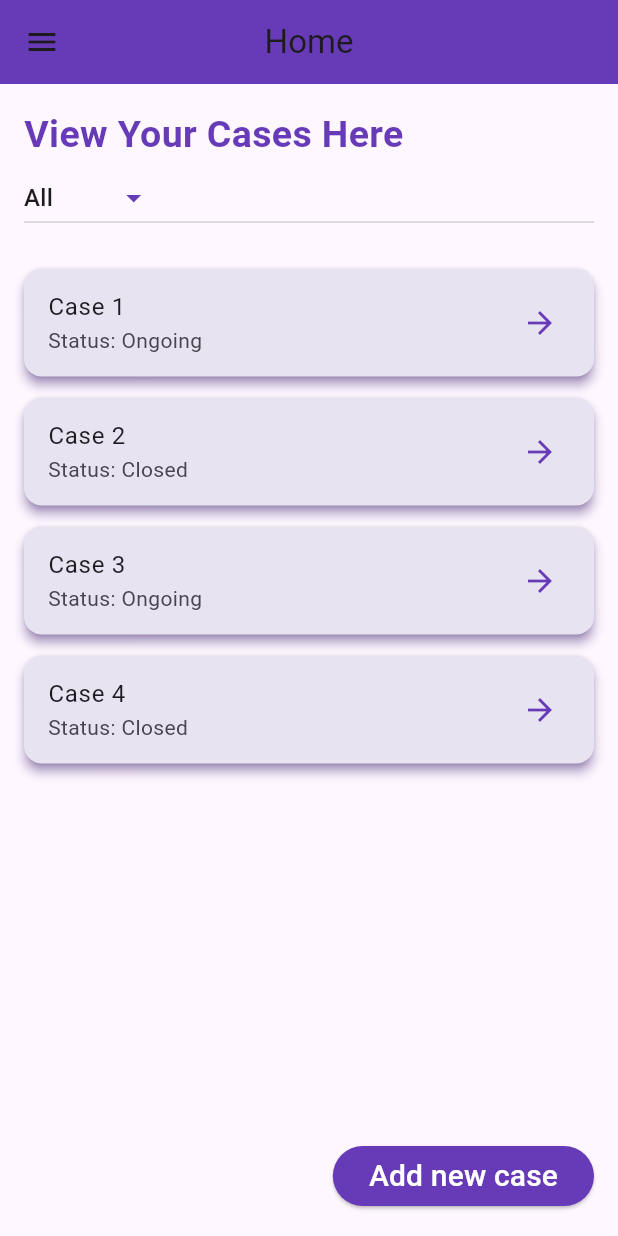
After one commit to kavyaaa-1/sih, a Flutter app: the PrisonDashboard screen opened directly, on a phone screen of 412 x 824 dp. The commit adds this screen. Run offline on Flutter 3.47's test engine with Material 2 defaults, Android fonts, the phone set to English and light mode, and no system bars; missing offline and left inert: mongo_dart.

Commit message:
prison login and home pages

```diff
--- /dev/null
+++ b/lib/screens/prison_dashboard.dart
@@ -0,0 +1,197 @@
+import 'package:flutter/material.dart';
+import 'package:sih_project/screens/add_case.dart';
+import 'package:sih_project/screens/assign_lawyer.dart';
+
+class Case {
+  final String id;
+  final String caseName;
+  final bool isClosed;
+
+  Case(this.id, this.caseName, this.isClosed);
+}
+
+class ListTileWithNavigation extends StatelessWidget {
+  final String title;
+  final String subtitle;
+  final Widget destinationPage;
+
+  ListTileWithNavigation(
+      {required this.title,
+      required this.subtitle,
+      required this.destinationPage});
+
+  @override
+  Widget build(BuildContext context) {
+    return Card(
+      elevation: 3,
+      margin: EdgeInsets.symmetric(vertical: 7),
+      color: Color.fromARGB(255, 232, 227, 241),
+      shadowColor: Colors.deepPurple,
+      child: ListTile(
+        title: Text(title),
+        subtitle: Text(subtitle),
+        trailing: Icon(
+          Icons.arrow_forward,
+          color: Colors.deepPurple,
+        ), // Arrow icon on the right corner
+        onTap: () {
+          // Navigate to the destination page when the list tile is tapped
+          Navigator.push(
+            context,
+            MaterialPageRoute(builder: (context) => destinationPage),
+          );
+        },
+      ),
+    );
+  }
+}
+
+class PrisonDashboard extends StatefulWidget {
+  @override
+  _PrisonDashboardState createState() => _PrisonDashboardState();
+}
+
+class _PrisonDashboardState extends State<PrisonDashboard> {
+  String _selectedFilter = 'All';
+
+  final List<Case> _cases = [
+    Case('1', 'Case 1', false),
+    Case('2', 'Case 2', true),
+    Case('3', 'Case 3', false),
+    Case('4', 'Case 4', true),
+  ];
+
+  List<Case> getFilteredCases() {
+    if (_selectedFilter == 'All') {
+      return _cases;
+    } else if (_selectedFilter == 'Ongoing') {
+      return _cases.where((c) => !c.isClosed).toList();
+    } else {
+      return _cases.where((c) => c.isClosed).toList();
+    }
+  }
+
+  @override
+  Widget build(BuildContext context) {
+    final filteredCases = getFilteredCases();
+
+    return Scaffold(
+      appBar: AppBar(
+        title: const Text('Home'),
+        centerTitle: true,
+        backgroundColor: Colors.deepPurple,
+      ),
+      drawer: Drawer(
+        child: ListView(
+          padding: EdgeInsets.zero,
+          children: [
+            const DrawerHeader(
+              decoration: BoxDecoration(
+                color: Colors.deepPurple,
+              ),
+              child: Text(''),
+            ),
+            ListTile(
+              leading: const Icon(
+                Icons.home,
+              ),
+              title: Text("Home Page"),
+              onTap: () {
+                Navigator.push(
+                  context,
+                  MaterialPageRoute(
+                    builder: (context) => PrisonDashboard(),
+                  ),
+                );
+              },
+            ),
+            ListTile(
+              leading: Icon(Icons.edit),
+              title: Text("Enter new case details"),
+              onTap: () {
+                Navigator.push(
+                  context,
+                  MaterialPageRoute(builder: (context) => CaseInfoForm()),
+                );
+              },
+            ),
+          ],
+        ),
+      ),
+      body: Stack(children: [
+        Padding(
+          padding: EdgeInsets.all(16.0),
+          child: Column(
+            crossAxisAlignment: CrossAxisAlignment.stretch,
+            children: [
+              const Text("View Your Cases Here",
+                  style: TextStyle(
+                      fontSize: 25.0,
+                      fontWeight: FontWeight.bold,
+                      color: Colors.deepPurple)),
+              Container(
+                // padding: EdgeInsets.all(8.0),
+                // decoration: const BoxDecoration(
+                //   color: Color.fromARGB(255, 240, 223, 243),
+                // ),
+                child: DropdownButton<String>(
+                  iconEnabledColor: Colors.deepPurple,
+                  value: _selectedFilter,
+                  onChanged: (newValue) {
+                    setState(() {
+                      _selectedFilter = newValue!;
+                    });
+                  },
+                  items: ['All', 'Ongoing', 'Closed']
+                      .map((filter) => DropdownMenuItem<String>(
+                            value: filter,
+                            child: Text(filter),
+                          ))
+                      .toList(),
+                ),
+              ),
+              SizedBox(height: 16.0),
+              Expanded(
+                child: ListView.builder(
+                  itemCount: filteredCases.length,
+                  itemBuilder: (context, index) {
+                    final caseItem = filteredCases[index];
+                    String casestatus =
+                        'Status: ${caseItem.isClosed ? 'Closed' : 'Ongoing'}';
+                    return ListTileWithNavigation(
+                      title: caseItem.caseName,
+                      subtitle: casestatus,
+                      destinationPage:
+                          CaseConfirmationPage(), //redirect to case PrisonDashboard
+                    );
+                  },
+                ),
+              ),
+              Align(
+                alignment: Alignment.bottomRight,
+                child: ElevatedButton(
+                  onPressed: () {
+                    Navigator.push(
+                      context,
+                      MaterialPageRoute(builder: (context) => CaseInfoForm()),
+                    );
+                  },
+                  style: ElevatedButton.styleFrom(
+                    backgroundColor: Colors.deepPurple,
+                  ),
+                  child: const Text(
+                    "Add new case",
+                    style: TextStyle(
+                      fontSize: 20.0,
+                      color: Colors.white,
+                    ),
+                  ),
+                ),
+              ),
+            ],
+          ),
+        ),
+      ]),
+    );
+  }
+}
--- a/lib/screens/select_user_type.dart
+++ b/lib/screens/select_user_type.dart
@@ -1,9 +1,9 @@
 import 'package:flutter/material.dart';
-import 'package:sih_project/screens/assign_lawyer.dart';
 import 'package:sih_project/screens/family_signin_page.dart';
 import 'package:sih_project/screens/lawyer_homepg.dart';
 
 import 'login_register_page.dart';
+import 'prison_login_page.dart';
 
 void main() {
   runApp(MyApp());
@@ -42,7 +42,7 @@ class _SelectUserTypePageState extends State<SelectUserTypePage> {
             if (selectedUserType == "Family") {
               return FamilySignPage();
             } else if (selectedUserType == "Prison Authority") {
-              return CaseConfirmationPage();
+              return PrisonLogin();
             } else if (selectedUserType == "Lawyer") {
               return LawyerHomePage();
             } else if (selectedUserType == "Judge") {
```
Also changed, not shown: lib/screens/prison_login_page.dart (added, +107 -0 lines).
